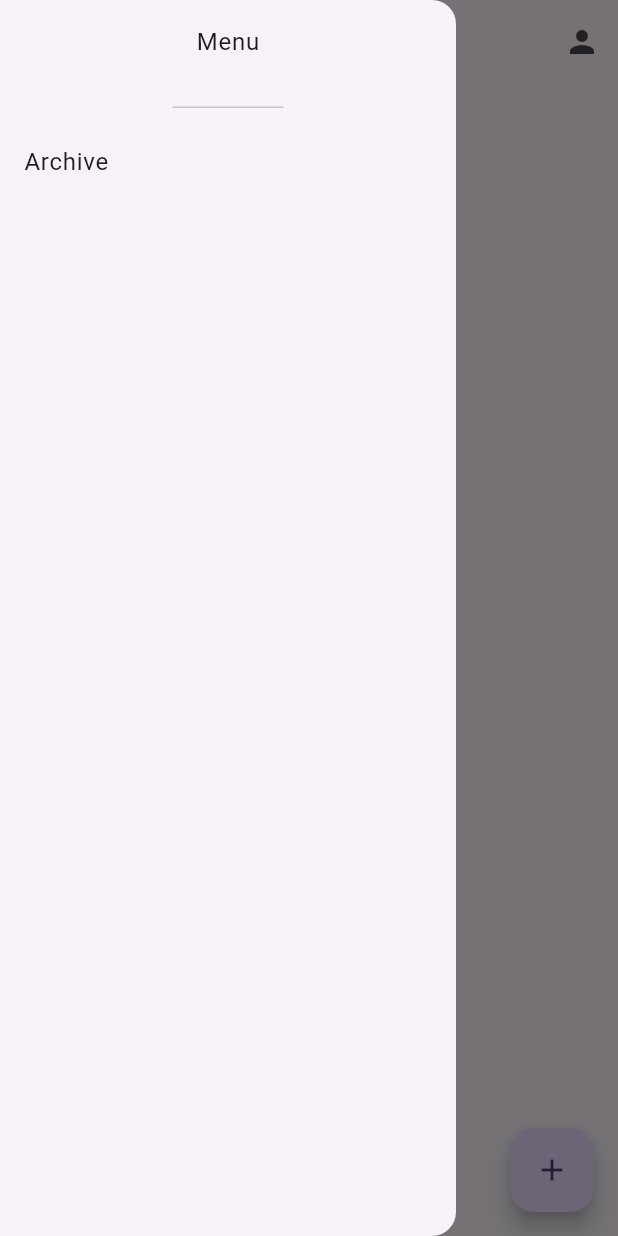
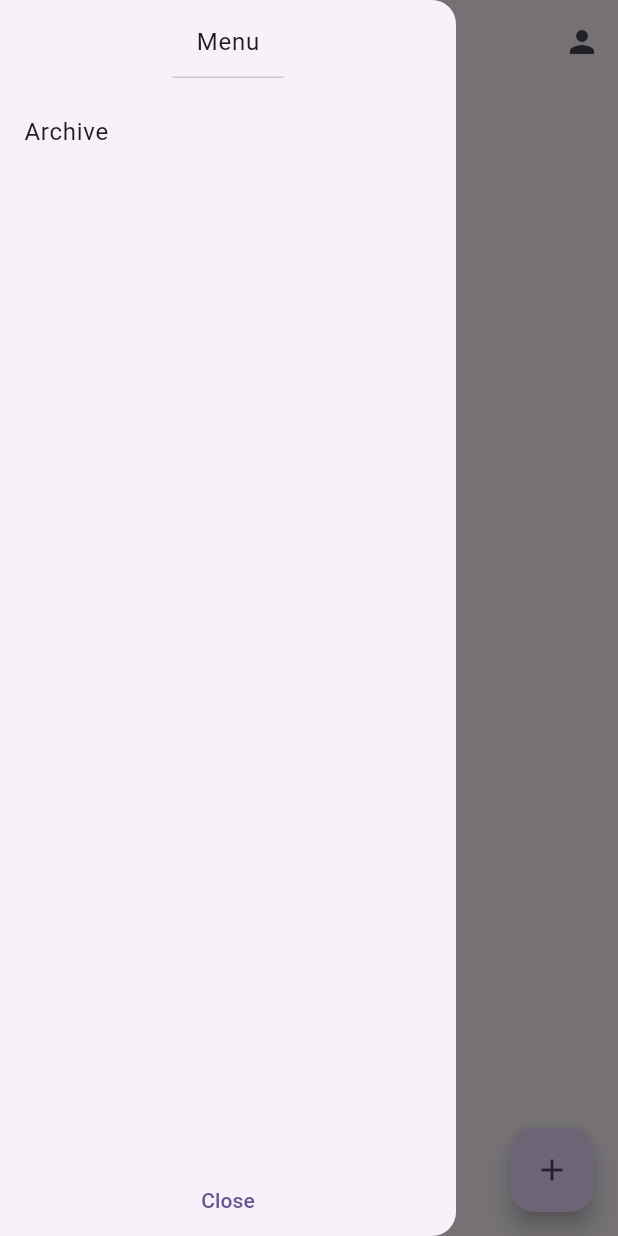
Before and after one commit to yamafuji03/simple_todo_with_latest_widget, a Flutter app: the ListPage screen opened by its route, with the side drawer open, on a phone screen of 412 x 824 dp. Run offline on Flutter 3.47's test engine with Material 2 defaults, Android fonts, the phone set to English and light mode, and no system bars; our stand-ins replace cloud_firestore, firebase_auth, firebase_core, flutter_hooks, go_router, google_sign_in and 2 more; accounts and stored records are empty.

Commit message:
close実装

```diff
--- a/lib/list_page.dart
+++ b/lib/list_page.dart
@@ -2,6 +2,7 @@ import 'package:cloud_firestore/cloud_firestore.dart';
 import 'package:firebase_auth/firebase_auth.dart';
 import 'package:flutter/material.dart';
 import 'package:flutter_hooks/flutter_hooks.dart';
+import 'package:go_router/go_router.dart';
 import 'package:hooks_riverpod/hooks_riverpod.dart';
 import 'package:intl/intl.dart';
 import 'package:simple_todo_with_latest_widget/variable_function.dart';
@@ -34,21 +35,34 @@ class ListPage extends HookConsumerWidget {
             drawer: Drawer(
               child: Column(
                 children: [
+                  Expanded(
+                    child: ListView(
+                      children: [
                         Container(
-                    height: 80,
+                          alignment: Alignment.center,
+                          height: 60,
                           child: DrawerHeader(
-                      child: Text("Menu"),
-                      decoration: BoxDecoration(
-                          // color: Colors.orange,
+                            child: Text(
+                              "Menu",
                             ),
+                            decoration: BoxDecoration(),
                           ),
                         ),
                         ListTile(
                           title: Text('Archive'),
                           onTap: () {
+                            // ここにアーカイブ用のページを作成し飛ぶ
                             Navigator.pop(context);
                           },
                         ),
+                      ],
+                    ),
+                  ),
+                  TextButton(
+                      onPressed: () {
+                        context.pop();
+                      },
+                      child: Text('Close'))
                 ],
               ),
             ),
```
Lines whose indentation alone changed are shown as unchanged.
